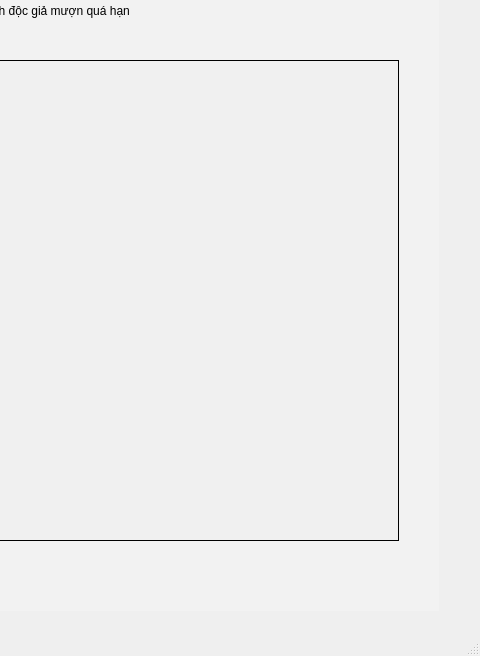
Old version of the form librarymanage/librarymanagementsystem.ui in the repository DTTaze/Qt-Library-Management; both pictures show x 931 to 1411 and y 98 to 754 of the 1411 by 754 pixel window.
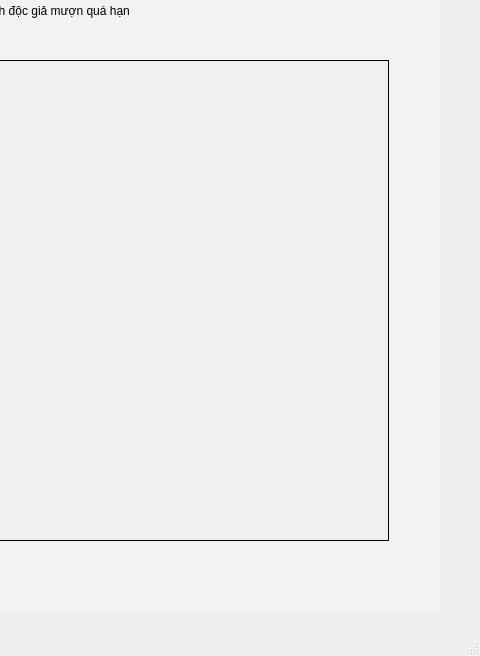
New version of the form. The open tabs and pages were chosen to show the change. Icons and pictures are not drawn.

Patch:
```diff
--- a/librarymanage/librarymanagementsystem.ui
+++ b/librarymanage/librarymanagementsystem.ui
@@ -453,7 +453,7 @@
              <rect>
               <x>500</x>
               <y>120</y>
-              <width>531</width>
+              <width>521</width>
               <height>481</height>
              </rect>
             </property>
@@ -484,6 +484,9 @@
 }
 </string>
             </property>
+            <property name="horizontalScrollBarPolicy">
+             <enum>Qt::ScrollBarPolicy::ScrollBarAlwaysOff</enum>
+            </property>
            </widget>
           </widget>
           <widget class="QWidget" name="page_dausach">
```
Left out of the diff: 2 changed lines with no effect on the pictures.
